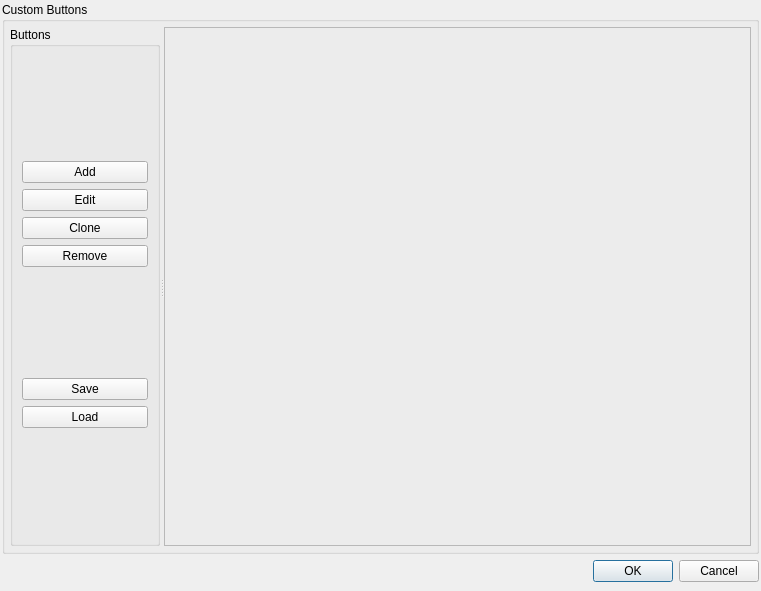
This is src/GuiXYZ_VariableButtonDialog.ui in fedetony/GUI_XYZ_GImage as Qt 5 draws it before an edit. The edited form follows.
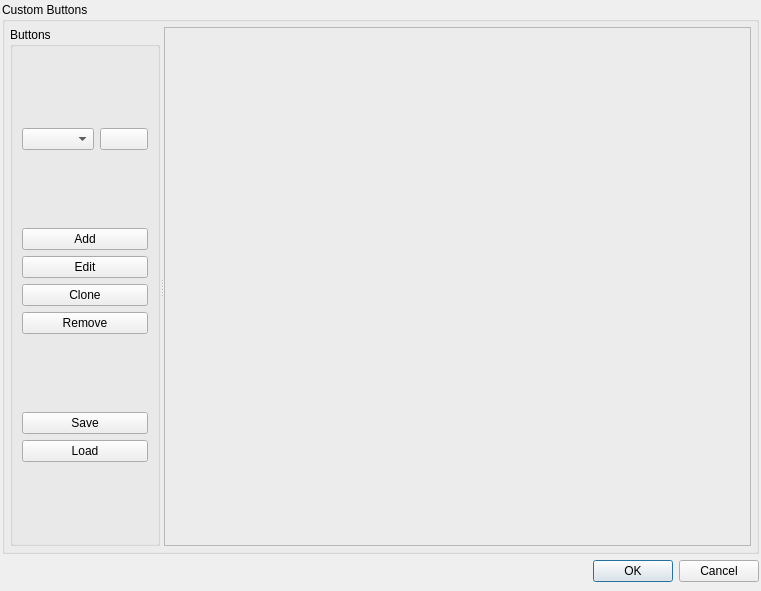
This is the edited form. Icons and pictures are not drawn.

Commit message: Added selecting battons combo. Added Locking of battons so they cannot be resized or moved or edited when locked. Added Lock button. -> to lock-pink-icon to unlock lock-silver-icon Now G code is generated when there is an action.

Patch:
```diff
--- a/src/GuiXYZ_VariableButtonDialog.ui
+++ b/src/GuiXYZ_VariableButtonDialog.ui
@@ -60,7 +60,25 @@
           <string>Buttons</string>
          </property>
          <layout class="QGridLayout" name="gridLayout">
-          <item row="0" column="0">
+          <item row="3" column="0">
+           <layout class="QVBoxLayout" name="verticalLayout_3">
+            <item>
+             <widget class="QPushButton" name="pushButton_VBD_Save">
+              <property name="text">
+               <string>Save</string>
+              </property>
+             </widget>
+            </item>
+            <item>
+             <widget class="QPushButton" name="pushButton_VBD_Load">
+              <property name="text">
+               <string>Load</string>
+              </property>
+             </widget>
+            </item>
+           </layout>
+          </item>
+          <item row="1" column="0">
            <layout class="QVBoxLayout" name="verticalLayout_2">
             <item>
              <widget class="QPushButton" name="pushButton_VBD_ButtonAdd">
@@ -92,19 +110,19 @@
             </item>
            </layout>
           </item>
-          <item row="1" column="0">
-           <layout class="QVBoxLayout" name="verticalLayout_3">
+          <item row="0" column="0">
+           <layout class="QHBoxLayout" name="horizontalLayout_2">
             <item>
-             <widget class="QPushButton" name="pushButton_VBD_Save">
-              <property name="text">
-               <string>Save</string>
-              </property>
-             </widget>
+             <widget class="QComboBox" name="comboBox_VBD_BattonSelect"/>
             </item>
             <item>
-             <widget class="QPushButton" name="pushButton_VBD_Load">
+             <widget class="QPushButton" name="pushButton_VBD_Lock">
               <property name="text">
-               <string>Load</string>
+               <string/>
+              </property>
+              <property name="icon">
+               <iconset>
+                <normaloff>img/Action-lock-pink-icon.png</normaloff>img/Action-lock-pink-icon.png</iconset>
               </property>
              </widget>
             </item>
```
The commit also changes 5 other files.
